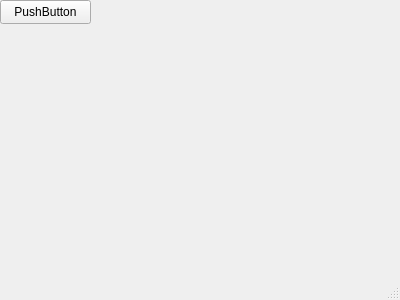
This is tinterface.ui in Y-T04KA/oop7 as Qt 5 draws it before an edit. The edited form follows.
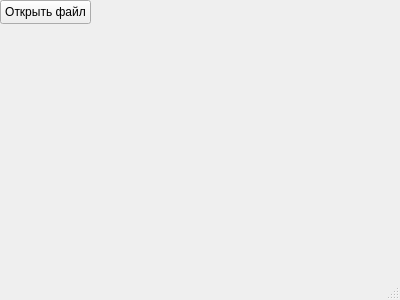
This is the edited form.

Commit message: trying to figure out how git in clion works

Patch:
```diff
--- a/tinterface.ui
+++ b/tinterface.ui
@@ -24,7 +24,7 @@
      </rect>
     </property>
     <property name="text">
-     <string>PushButton</string>
+     <string>Открыть файл</string>
     </property>
    </widget>
   </widget>
```
Left out of the diff: 2 changed lines with no effect on the pictures. The commit also changes 2 other files.
